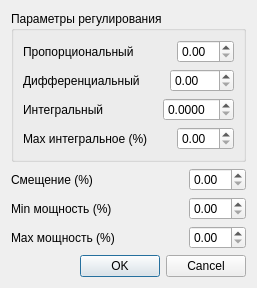
Qt form src/GUI/dialogParametersRegulator.ui (yatsuk/Drop-Calorimeter) before a commit.
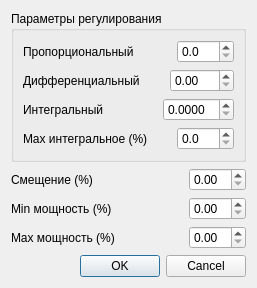
The same form after that commit.

```diff
--- a/src/GUI/dialogParametersRegulator.ui
+++ b/src/GUI/dialogParametersRegulator.ui
@@ -44,6 +44,12 @@
         </item>
         <item>
          <widget class="QDoubleSpinBox" name="propSpinBox">
+          <property name="decimals">
+           <number>1</number>
+          </property>
+          <property name="maximum">
+           <double>500.000000000000000</double>
+          </property>
           <property name="singleStep">
            <double>0.010000000000000</double>
           </property>
@@ -149,6 +155,9 @@
           <property name="suffix">
            <string/>
           </property>
+          <property name="decimals">
+           <number>1</number>
+          </property>
          </widget>
         </item>
        </layout>
```
Left out of the diff: 2 changed lines with no effect on the pictures.
